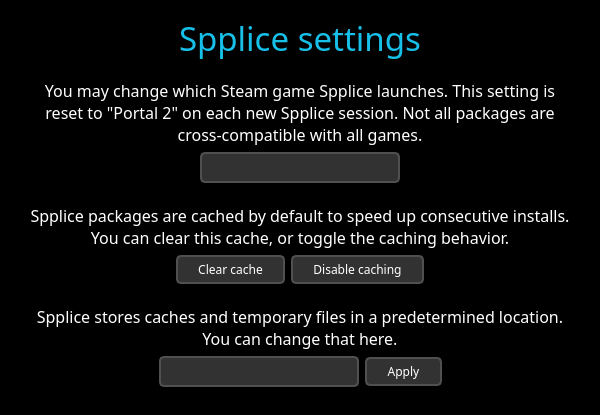
The window that ui/Settings.ui (p2r3/spplice-cpp) describes before a commit, drawn with Qt 5.
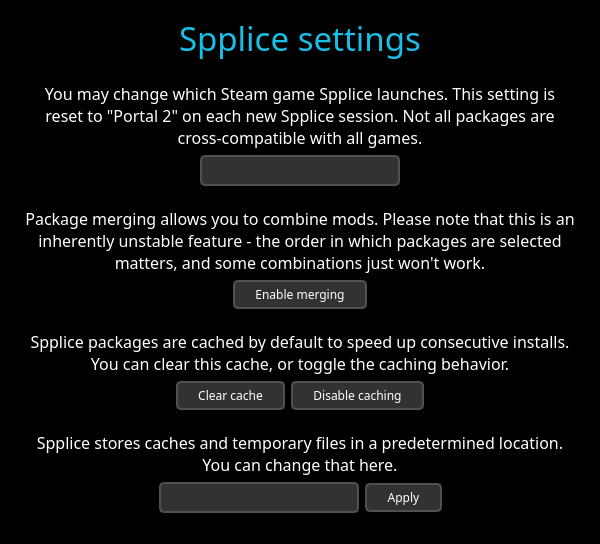
The same window after the commit. Icons and pictures are not drawn.

Commit message: implement mod merging

What changed in the file:
```diff
--- a/ui/Settings.ui
+++ b/ui/Settings.ui
@@ -7,7 +7,7 @@
     <x>0</x>
     <y>0</y>
     <width>600</width>
-    <height>415</height>
+    <height>544</height>
    </rect>
   </property>
   <property name="windowTitle">
@@ -20,7 +20,7 @@
 #DialogTitle {
 	color: #17C0E9;
 }
-QLabel {
+QLabel, QCheckBox {
 	color: #ffffff;
 }
 QPushButton, QLineEdit, QComboBox {
@@ -156,6 +156,70 @@
      </item>
     </layout>
    </item>
+   <item>
+    <widget class="QLabel" name="MergeText">
+     <property name="font">
+      <font>
+       <family>Quicksand Medium</family>
+       <pointsize>12</pointsize>
+      </font>
+     </property>
+     <property name="text">
+      <string>Package merging allows you to combine mods. Please note that this is an inherently unstable feature - the order in which packages are selected matters, and some combinations just won't work.</string>
+     </property>
+     <property name="alignment">
+      <set>Qt::AlignCenter</set>
+     </property>
+     <property name="wordWrap">
+      <bool>true</bool>
+     </property>
+    </widget>
+   </item>
+   <item>
+    <layout class="QHBoxLayout" name="MergeLayout">
+     <property name="bottomMargin">
+      <number>15</number>
+     </property>
+     <item>
+      <spacer name="MergeSpacerR">
+       <property name="orientation">
+        <enum>Qt::Horizontal</enum>
+       </property>
+       <property name="sizeHint" stdset="0">
+        <size>
+         <width>40</width>
+         <height>20</height>
+        </size>
+       </property>
+      </spacer>
+     </item>
+     <item>
+      <widget class="QPushButton" name="MergeToggleBtn">
+       <property name="font">
+        <font>
+         <family>Quicksand Medium</family>
+        </font>
+       </property>
+       <property name="text">
+        <string>Enable merging</string>
+       </property>
+      </widget>
+     </item>
+     <item>
+      <spacer name="MergeSpacerL">
+       <property name="orientation">
+        <enum>Qt::Horizontal</enum>
+       </property>
+       <property name="sizeHint" stdset="0">
+        <size>
+         <width>40</width>
+         <height>20</height>
+        </size>
+       </property>
+      </spacer>
+     </item>
+    </layout>
+   </item>
    <item>
     <widget class="QLabel" name="CacheText">
      <property name="font">
```
The commit also changes 11 other files.
